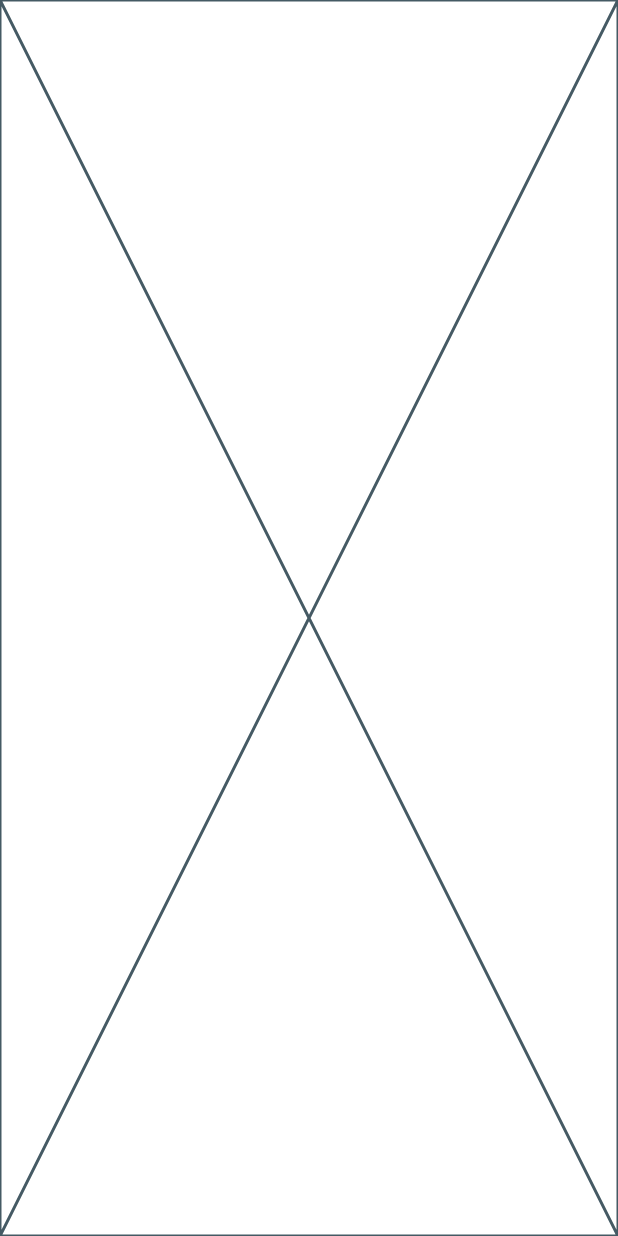
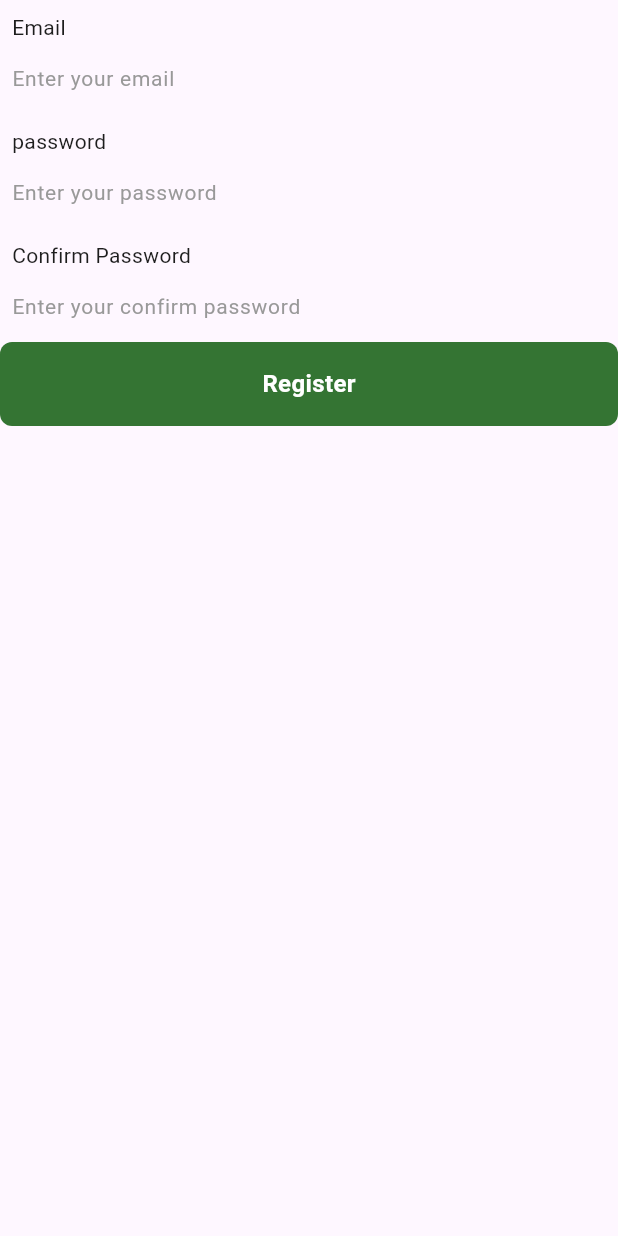
Before and after one commit to ba138/testapp, a Flutter app: the screen it shows after launch, after a tap on "Sign up", on a phone screen of 412 x 824 dp. Run offline on Flutter 3.47's test engine with Material 3 defaults, Android fonts, the phone set to English and light mode, and no system bars; our stand-ins replace firebase_auth, firebase_core, flutter_rating_bar, get; accounts and stored records are empty; key blocks and very long unbroken strings in the code were emptied for the run.

```diff
--- a/lib/Controllers/login_controller.dart
+++ b/lib/Controllers/login_controller.dart
@@ -1,4 +1,6 @@
+import 'package:firebase_auth/firebase_auth.dart';
 import 'package:firstapp/views/bottom_nav_bar/nav_bar.dart';
+import 'package:firstapp/views/login_screen.dart';
 import 'package:flutter/material.dart';
 import 'package:get/get.dart';
 
@@ -7,6 +9,7 @@ class LoginController extends GetxController {
   var ishow = false.obs;
   List myList = [].obs;
   Map myMap = {}.obs;
+  FirebaseAuth auth = FirebaseAuth.instance;
   Future<void> fetchData() async {
     try {
       debugPrint("fetching data...");
@@ -23,6 +26,7 @@ class LoginController extends GetxController {
         Get.snackbar("Error", "Email or password cannot be empty");
         throw Exception("Email or password cannot be empty");
       } else {
+        auth.signInWithEmailAndPassword(email: email, password: pawword);
         Get.snackbar("Success", "User logged in successfully");
         debugPrint("User logged in successfully");
         Get.offAll(() => NavBar());
@@ -36,4 +40,35 @@ class LoginController extends GetxController {
     ishow.value = !ishow.value;
     debugPrint("this is the value:${ishow.value}");
   }
+
+  Future<void> registerUser(String email, String password) async {
+    try {
+      if (email.isEmpty || password.isEmpty) {
+        Get.snackbar("Error", "Email or password cannot be empty");
+        throw Exception("Email or password cannot be empty");
+      } else {
+        await auth.createUserWithEmailAndPassword(
+          email: email,
+          password: password,
+        );
+        if (auth.currentUser!.uid.isNotEmpty) {
+          Get.snackbar("Success", "User registered successfully");
+          debugPrint("User registered successfully");
+          Get.offAll(() => NavBar());
+        }
+      }
+    } catch (e) {
+      debugPrint("this is the error:$e");
+    }
+  }
+
+  void logoutUser() async {
+    try {
+      await auth.signOut();
+      Get.offAll(() => LoginScreen());
+      Get.snackbar("Success", "User logged out successfully");
+    } catch (e) {
+      debugPrint("this is the error:$e");
+    }
+  }
 }
--- a/lib/Controllers/splash_controller.dart
+++ b/lib/Controllers/splash_controller.dart
@@ -1,12 +1,40 @@
+import 'dart:math';
+
+import 'package:firebase_auth/firebase_auth.dart';
+import 'package:firstapp/views/bottom_nav_bar/nav_bar.dart';
 import 'package:firstapp/views/login_screen.dart';
 import 'package:flutter/material.dart';
 import 'package:get/get.dart';
 
 class SplashController extends GetxController {
+  FirebaseAuth auth = FirebaseAuth.instance;
   @override
   void onInit() {
-    navigationToLoginScreen();
+    manageUserSection();
     super.onInit();
+  }
+
+  void manageUserSection() async {
+    try {
+      // if ( auth.currentUser?.uid.isEmpty == false) {
+      //   Future.delayed(Duration(seconds: 3), () {
+      //     Get.offAll(() => LoginScreen());
+      //   });
+      // } else {
+      //   Future.delayed(Duration(seconds: 3), () {
+      //     Get.offAll(() => NavBar());
+      //   });
+      // }
+      Future.delayed(Duration(seconds: 3), () {
+        if (auth.currentUser == null) {
+          Get.offAll(() => LoginScreen());
+        } else {
+          Get.offAll(() => NavBar());
+        }
+      });
+    } catch (e) {
+      debugPrint("this is the error:$e");
+    }
   }
 
   void navigationToLoginScreen() {
--- a/lib/views/bottom_nav_bar/profile_screen.dart
+++ b/lib/views/bottom_nav_bar/profile_screen.dart
@@ -1,14 +1,17 @@
+import 'package:firstapp/Controllers/login_controller.dart';
 import 'package:firstapp/const/logo_appbar.dart';
 import 'package:firstapp/const/my_Text.dart';
 import 'package:firstapp/const/profile_tile.dart';
 import 'package:firstapp/utills/colors.dart';
 import 'package:flutter/material.dart';
+import 'package:get/get.dart';
 
 class ProfileScreen extends StatelessWidget {
   const ProfileScreen({super.key});
 
   @override
   Widget build(BuildContext context) {
+    LoginController loginController = Get.put(LoginController());
     return Scaffold(
       body: SafeArea(
         child: Padding(
@@ -63,7 +66,9 @@ class ProfileScreen extends StatelessWidget {
                     ProfileTile(
                       iconData: Icons.location_on,
                       title: "Trips",
-                      ontap: () {},
+                      ontap: () {
+                        loginController.logoutUser();
+                      },
                     ),
                   ],
                 ),
--- a/lib/views/signup_screen.dart
+++ b/lib/views/signup_screen.dart
@@ -1,4 +1,9 @@
+import 'package:firstapp/Controllers/login_controller.dart';
+import 'package:firstapp/const/primary_button.dart';
+import 'package:firstapp/utills/colors.dart';
 import 'package:flutter/material.dart';
+import 'package:get/get.dart';
+import 'package:get/utils.dart';
 
 class SignupScreen extends StatefulWidget {
   const SignupScreen({super.key});
@@ -8,8 +13,122 @@ class SignupScreen extends StatefulWidget {
 }
 
 class _SignupScreenState extends State<SignupScreen> {
+  var emailcontroller = TextEditingController();
+  var passwordcontroller = TextEditingController();
+  var confirmpasswordcontroller = TextEditingController();
+  LoginController loginController = Get.put(LoginController());
   @override
   Widget build(BuildContext context) {
-    return const Placeholder();
+    return Scaffold(
+      body: SafeArea(
+        child: Column(
+          children: [
+            Padding(
+              padding: const EdgeInsets.only(left: 8, right: 8.0, top: 8),
+              child: Column(
+                crossAxisAlignment: CrossAxisAlignment.start,
+                children: [
+                  Text(
+                    "Email",
+                    style: TextStyle(
+                      color: AppColors.toldTextColor,
+                      fontSize: 14,
+                      fontWeight: FontWeight.w400,
+                    ),
+                  ),
+                  TextField(
+                    controller: emailcontroller,
+                    decoration: InputDecoration(
+                      border: InputBorder.none,
+                      hintText: "Enter your email",
+                      hintStyle: TextStyle(
+                        color: AppColors.subtitleTextColor,
+                        fontSize: 14,
+                        fontWeight: FontWeight.w400,
+                      ),
+                      contentPadding: EdgeInsets.only(top: 12, bottom: 12),
+                    ),
+                  ),
+                ],
+              ),
+            ),
+            Padding(
+              padding: const EdgeInsets.only(left: 8, right: 8.0, top: 8),
+              child: Column(
+                crossAxisAlignment: CrossAxisAlignment.start,
+                children: [
+                  Text(
+                    "password",
+                    style: TextStyle(
+                      color: AppColors.toldTextColor,
+                      fontSize: 14,
+                      fontWeight: FontWeight.w400,
+                    ),
+                  ),
+                  TextField(
+                    controller: passwordcontroller,
+                    decoration: InputDecoration(
+                      border: InputBorder.none,
+                      hintText: "Enter your password",
+                      hintStyle: TextStyle(
+                        color: AppColors.subtitleTextColor,
+                        fontSize: 14,
+                        fontWeight: FontWeight.w400,
+                      ),
+                      contentPadding: EdgeInsets.only(top: 12, bottom: 12),
+                    ),
+                  ),
+                ],
+              ),
+            ),
+            Padding(
+              padding: const EdgeInsets.only(left: 8, right: 8.0, top: 8),
+              child: Column(
+                crossAxisAlignment: CrossAxisAlignment.start,
+                children: [
+                  Text(
+                    "Confirm Password",
+                    style: TextStyle(
+                      color: AppColors.toldTextColor,
+                      fontSize: 14,
+                      fontWeight: FontWeight.w400,
+                    ),
+                  ),
+                  TextField(
+                    controller: confirmpasswordcontroller,
+                    decoration: InputDecoration(
+                      border: InputBorder.none,
+                      hintText: "Enter your confirm password",
+                      hintStyle: TextStyle(
+                        color: AppColors.subtitleTextColor,
+                        fontSize: 14,
+                        fontWeight: FontWeight.w400,
+                      ),
+                      contentPadding: EdgeInsets.only(top: 12, bottom: 12),
+                    ),
+                  ),
+                ],
+              ),
+            ),
+            PrimaryButton(
+              buttontext: "Register",
+              onTap: () {
+                if (passwordcontroller.text != confirmpasswordcontroller.text) {
+                  Get.snackbar(
+                    "Error",
+                    "Password and Confirm Password do not match",
+                  );
+                  return;
+                }
+                loginController.registerUser(
+                  emailcontroller.text,
+                  passwordcontroller.text,
+                );
+              },
+            ),
+          ],
+        ),
+      ),
+    );
   }
 }
--- a/pubspec.yaml
+++ b/pubspec.yaml
@@ -37,6 +37,7 @@ dependencies:
   flutter_rating_bar: ^4.0.1
   get: ^4.7.2
   firebase_core: ^4.2.1
+  firebase_auth: ^6.1.2
 
 dev_dependencies:
   flutter_test:
```
Also changed, not shown: pubspec.lock, 4 other files.
